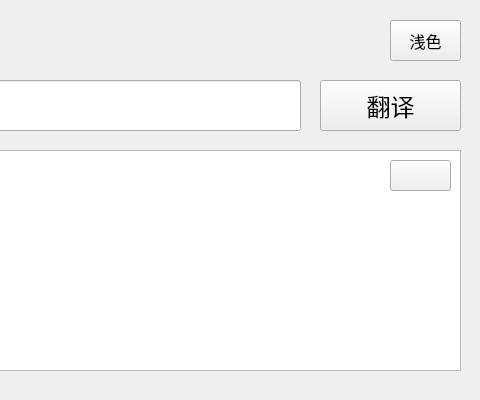
Old version of the form Fastrans/ui.ui in the repository YaoqxCN/Fastrans; both pictures show x 220 to 700 and y 0 to 400 of the 700 by 400 pixel window.
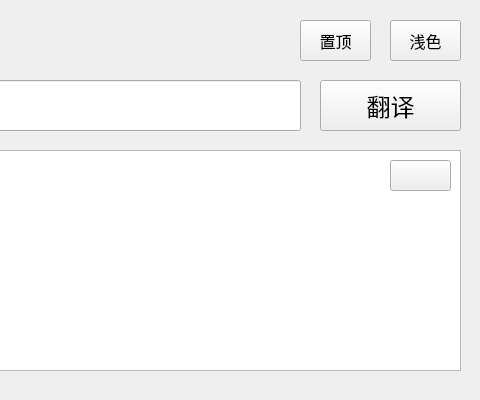
New version of the form.

Commit message: 增加置顶功能 -> v1.0.0

```diff
--- a/Fastrans/ui.ui
+++ b/Fastrans/ui.ui
@@ -16,6 +16,23 @@
     <verstretch>0</verstretch>
    </sizepolicy>
   </property>
+  <property name="maximumSize">
+   <size>
+    <width>700</width>
+    <height>400</height>
+   </size>
+  </property>
+  <property name="font">
+   <font>
+    <family>微软雅黑 Light</family>
+    <pointsize>12</pointsize>
+    <weight>50</weight>
+    <bold>false</bold>
+   </font>
+  </property>
+  <property name="mouseTracking">
+   <bool>false</bool>
+  </property>
   <property name="windowTitle">
    <string>Fastrans</string>
   </property>
@@ -163,6 +180,30 @@
     <string/>
    </property>
   </widget>
+  <widget class="QPushButton" name="pushButton_topmost">
+   <property name="geometry">
+    <rect>
+     <x>520</x>
+     <y>20</y>
+     <width>71</width>
+     <height>41</height>
+    </rect>
+   </property>
+   <property name="font">
+    <font>
+     <family>微软雅黑 Light</family>
+     <pointsize>12</pointsize>
+     <weight>50</weight>
+     <bold>false</bold>
+    </font>
+   </property>
+   <property name="text">
+    <string>置顶</string>
+   </property>
+   <property name="checkable">
+    <bool>true</bool>
+   </property>
+  </widget>
  </widget>
  <resources/>
  <connections/>
```
Left out of the diff: 27 changed lines with no effect on the pictures. The commit also changes 7 other files.
